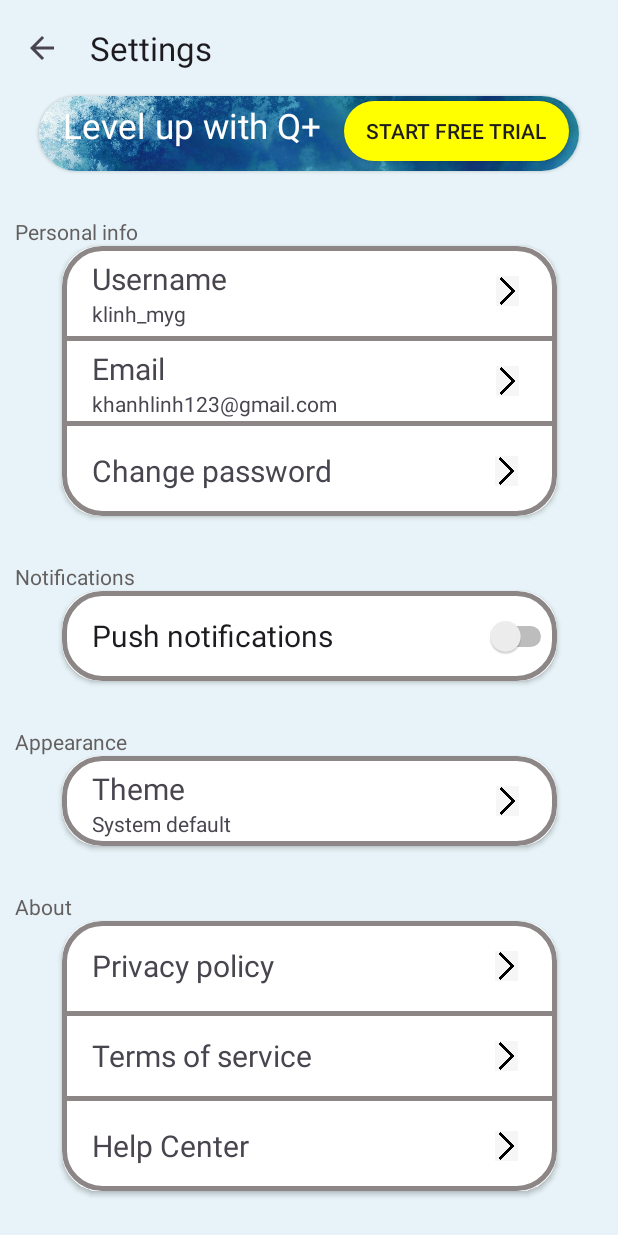
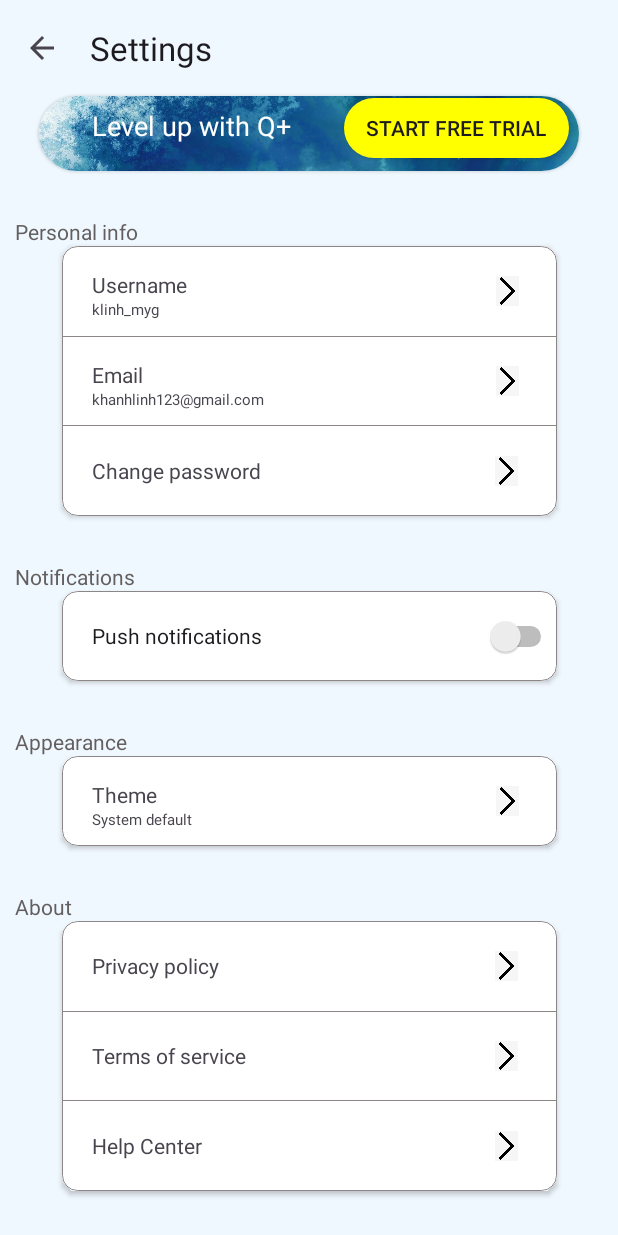
Before and after one commit to LeManhT/AppQuizlet, an Android app: the Settings screen opened directly, with no data from a screen before it, on a phone screen of 412 x 824 dp. Run offline under Robolectric (Android 15) with nearby library versions, the phone set to English and light mode, and no system bars; Roboto replaces fonts that are not available here.

Commit message:
stash code

```diff
--- a/app/src/main/res/drawable/border.xml
+++ b/app/src/main/res/drawable/border.xml
@@ -1,6 +1,6 @@
 <?xml version="1.0" encoding="utf-8"?>
 <shape xmlns:android="http://schemas.android.com/apk/res/android">
     <solid android:color="#FFFFFF"></solid>
-    <stroke android:width="3dp" android:color="#8C8686" ></stroke>
-    <corners android:radius="25dp"/>
+    <stroke android:width="0.5dp" android:color="#8C8686" ></stroke>
+    <corners android:radius="10dp"/>
 </shape>
--- a/app/src/main/res/drawable/border2.xml
+++ b/app/src/main/res/drawable/border2.xml
@@ -1,6 +1,6 @@
 <?xml version="1.0" encoding="utf-8"?>
 <shape xmlns:android="http://schemas.android.com/apk/res/android">
     <solid android:color="#FFFFFF"></solid>
-    <stroke android:width="3dp" android:color="#8C8686" ></stroke>
+    <stroke android:width="0.5dp" android:color="#8C8686" ></stroke>
 
 </shape>
--- a/app/src/main/res/layout/layout_change_password.xml
+++ b/app/src/main/res/layout/activity_change_password.xml
@@ -25,7 +25,7 @@
                 android:layout_width="wrap_content"
                 android:layout_height="match_parent"
                 android:layout_weight="1"
-                android:text="Change Username"
+                android:text="Change Password"
                 android:textSize="25sp"
                 android:gravity="center_vertical"/>
 
--- a/app/src/main/res/layout/activity_settings.xml
+++ b/app/src/main/res/layout/activity_settings.xml
@@ -5,7 +5,7 @@
     android:layout_width="match_parent"
     android:layout_height="match_parent"
     android:orientation="vertical"
-    android:background="#E7F3F8"
+    android:background="@drawable/bg_profile"
     tools:context=".Settings"
     android:fillViewport="true">
 
@@ -57,7 +57,7 @@
                     android:gravity="center"
                     android:text="Level up with Q+"
                     android:textColor="#FFFFFF"
-                    android:textSize="23sp" />
+                    android:textSize="18sp" />
 
                 <androidx.appcompat.widget.AppCompatButton
                     android:background="@drawable/profile_upgrade_btn"
@@ -95,7 +95,7 @@
             android:id="@+id/cardView2"
             android:layout_width="330dp"
             android:layout_height="180dp"
-            app:cardCornerRadius="25dp"
+            app:cardCornerRadius="10dp"
             app:layout_constraintEnd_toEndOf="@+id/linearLayout"
             app:layout_constraintStart_toStartOf="@+id/linearLayout"
             app:layout_constraintTop_toBottomOf="@+id/linearLayout">
@@ -124,7 +124,7 @@
                             android:layout_marginLeft="20dp"
                             android:gravity="bottom"
                             android:text="Username"
-                            android:textSize="20sp" />
+                            android:textSize="14sp" />
 
                         <TextView
                             android:id="@+id/textView19"
@@ -133,7 +133,7 @@
                             android:layout_marginLeft="20dp"
                             android:gravity="start"
                             android:text="klinh_myg"
-                            android:textSize="14sp" />
+                            android:textSize="10sp" />
                     </LinearLayout>
 
                     <ImageView
@@ -163,7 +163,7 @@
                             android:layout_marginLeft="20dp"
                             android:gravity="bottom"
                             android:text="Email"
-                            android:textSize="20sp" />
+                            android:textSize="14sp" />
 
                         <TextView
                             android:id="@+id/textView27"
@@ -172,7 +172,7 @@
                             android:layout_marginLeft="20dp"
                             android:gravity="start"
                             android:text="khanhlinh123@gmail.com"
-                            android:textSize="14sp" />
+                            android:textSize="10sp" />
                     </LinearLayout>
 
                     <ImageView
@@ -196,7 +196,7 @@
                         android:layout_marginLeft="20dp"
                         android:gravity="center_vertical"
                         android:text="Change password"
-                        android:textSize="20sp" />
+                        android:textSize="14sp" />
 
                     <ImageView
                         android:id="@+id/imageView22"
@@ -236,7 +236,7 @@
             android:id="@+id/cardView"
             android:layout_width="330dp"
             android:layout_height="60dp"
-            app:cardCornerRadius="25dp"
+            app:cardCornerRadius="10dp"
             app:layout_constraintEnd_toEndOf="parent"
             app:layout_constraintStart_toStartOf="parent"
             app:layout_constraintTop_toBottomOf="@+id/linearLayout2">
@@ -255,7 +255,7 @@
                     android:layout_weight="1"
                     android:gravity="center|start"
                     android:text="Push notifications"
-                    android:textSize="20sp" />
+                    android:textSize="14sp" />
             </LinearLayout>
 
         </androidx.cardview.widget.CardView>
@@ -285,7 +285,7 @@
             android:id="@+id/cardView3"
             android:layout_width="330dp"
             android:layout_height="60dp"
-            app:cardCornerRadius="25dp"
+            app:cardCornerRadius="10dp"
             app:layout_constraintEnd_toEndOf="parent"
             app:layout_constraintStart_toStartOf="parent"
             app:layout_constraintTop_toBottomOf="@+id/linearLayout7">
@@ -308,7 +308,7 @@
                         android:layout_marginLeft="20dp"
                         android:gravity="bottom"
                         android:text="Theme"
-                        android:textSize="20sp" />
+                        android:textSize="14sp" />
 
                     <TextView
                         android:id="@+id/textView25"
@@ -317,7 +317,7 @@
                         android:layout_marginLeft="20dp"
                         android:gravity="start"
                         android:text="System default"
-                        android:textSize="14sp" />
+                        android:textSize="10sp" />
 
                 </LinearLayout>
 
@@ -356,7 +356,7 @@
             android:id="@+id/cardView4"
             android:layout_width="330dp"
             android:layout_height="180dp"
-            app:cardCornerRadius="25dp"
+            app:cardCornerRadius="10dp"
             app:layout_constraintEnd_toEndOf="parent"
             app:layout_constraintStart_toStartOf="parent"
             app:layout_constraintTop_toBottomOf="@+id/linearLayout8">
@@ -379,7 +379,7 @@
                         android:layout_marginLeft="20dp"
                         android:gravity="center_vertical"
                         android:text="Privacy policy"
-                        android:textSize="20sp" />
+                        android:textSize="14sp" />
 
                     <ImageView
                         android:id="@+id/imageView23"
@@ -402,7 +402,7 @@
                         android:layout_marginLeft="20dp"
                         android:gravity="center_vertical"
                         android:text="Terms of service"
-                        android:textSize="20sp" />
+                        android:textSize="14sp" />
 
                     <ImageView
                         android:id="@+id/imageView24"
@@ -424,7 +424,7 @@
                         android:layout_marginLeft="20dp"
                         android:gravity="center_vertical"
                         android:text="Help Center"
-                        android:textSize="20sp" />
+                        android:textSize="14sp" />
 
                     <ImageView
                         android:id="@+id/imageView25"
@@ -450,7 +450,7 @@
             android:id="@+id/cardView5"
             android:layout_width="330dp"
             android:layout_height="60dp"
-            app:cardCornerRadius="25dp"
+            app:cardCornerRadius="10dp"
             tools:layout_editor_absoluteY="63dp"
             app:layout_constraintEnd_toEndOf="parent"
             app:layout_constraintStart_toStartOf="parent"
@@ -468,7 +468,7 @@
                     android:layout_height="match_parent"
                     android:gravity="center"
                     android:text="Log out"
-                    android:textSize="20sp" />
+                    android:textSize="14sp" />
 
             </LinearLayout>
 
```
Also changed, not shown: app/src/main/AndroidManifest.xml (+18 -0 lines), app/src/main/java/com/example/appquizlet/Ch_username.kt (added, +11 -0 lines), app/src/main/java/com/example/appquizlet/Change_Password.kt (added, +36 -0 lines), app/src/main/java/com/example/appquizlet/Change_language.kt (added, +11 -0 lines), app/src/main/java/com/example/appquizlet/Change_username.kt (added, +23 -0 lines), app/src/main/java/com/example/appquizlet/Settings.kt (+69 -0 lines), app/src/main/java/com/example/appquizlet/Theme.kt (added, +11 -0 lines), app/src/main/java/com/example/appquizlet/Update_email.kt (added, +11 -0 lines), app/src/main/res/layout/activity_ch_username.xml (added, +58 -0 lines), app/src/main/res/drawable/complete_ic.png (added), app/src/main/res/layout/activity_change_language.xml (renamed from app/src/main/res/layout/lay_out_change_language.xml), app/src/main/res/layout/activity_change_username.xml (renamed from app/src/main/res/layout/layout_dialog_change_username.xml), app/src/main/res/layout/activity_theme.xml (renamed from app/src/main/res/layout/layout_theme.xml), app/src/main/res/layout/activity_update_email.xml (renamed from app/src/main/res/layout/layout_dialog_update_email.xml).
